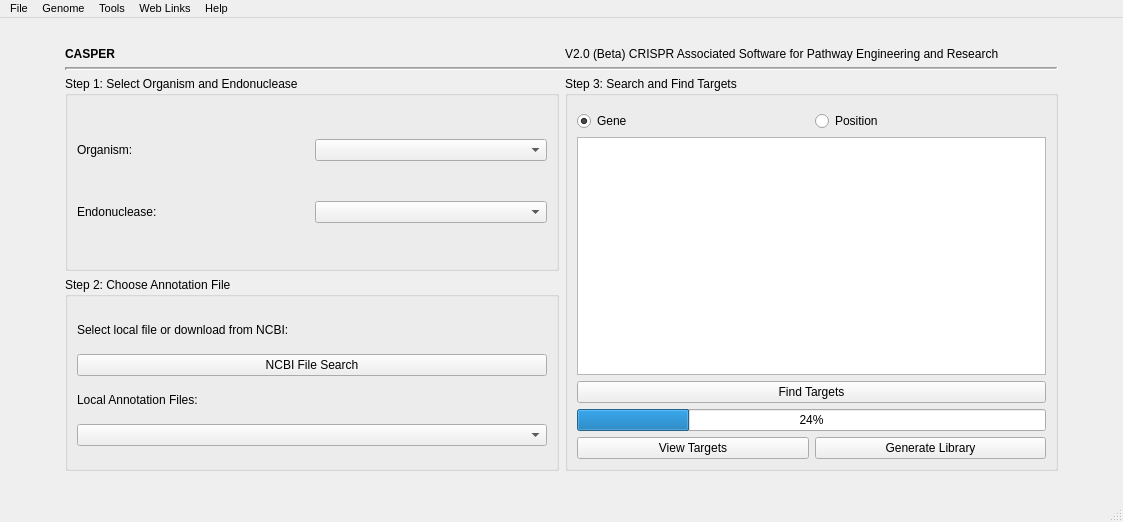
Above: CASPER_main.ui from TrinhLab/CASPERapp before the change. Below: the same form after it.
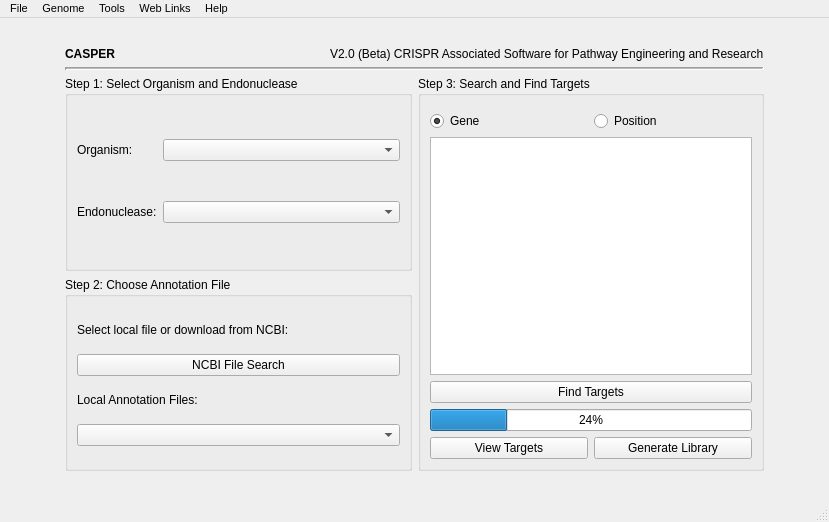
That is the form after the change.

What changed in the file:
```diff
--- a/CASPER_main.ui
+++ b/CASPER_main.ui
@@ -9,7 +9,7 @@
    <rect>
     <x>0</x>
     <y>0</y>
-    <width>1123</width>
+    <width>829</width>
     <height>522</height>
    </rect>
   </property>
@@ -161,6 +161,12 @@
     </item>
     <item row="2" column="1" colspan="2">
      <widget class="Line" name="line">
+      <property name="sizePolicy">
+       <sizepolicy hsizetype="Preferred" vsizetype="Fixed">
+        <horstretch>0</horstretch>
+        <verstretch>0</verstretch>
+       </sizepolicy>
+      </property>
       <property name="maximumSize">
        <size>
         <width>1000000</width>
@@ -263,7 +269,7 @@
             <bool>true</bool>
            </property>
            <property name="sizePolicy">
-            <sizepolicy hsizetype="Preferred" vsizetype="Fixed">
+            <sizepolicy hsizetype="Expanding" vsizetype="Fixed">
              <horstretch>0</horstretch>
              <verstretch>0</verstretch>
             </sizepolicy>
@@ -294,7 +300,7 @@
          <item row="1" column="2">
           <widget class="QComboBox" name="endoChoice">
            <property name="sizePolicy">
-            <sizepolicy hsizetype="Preferred" vsizetype="Fixed">
+            <sizepolicy hsizetype="Expanding" vsizetype="Fixed">
              <horstretch>0</horstretch>
              <verstretch>0</verstretch>
             </sizepolicy>
@@ -528,7 +534,7 @@
       <item row="0" column="1" rowspan="4">
        <widget class="QGroupBox" name="Step3">
         <property name="sizePolicy">
-         <sizepolicy hsizetype="Preferred" vsizetype="Preferred">
+         <sizepolicy hsizetype="Expanding" vsizetype="Preferred">
           <horstretch>0</horstretch>
           <verstretch>0</verstretch>
          </sizepolicy>
@@ -603,7 +609,7 @@
            </property>
            <property name="maximumSize">
             <size>
-             <width>1000</width>
+             <width>16777215</width>
              <height>16777215</height>
             </size>
            </property>
@@ -768,8 +774,8 @@
     <rect>
      <x>0</x>
      <y>0</y>
-     <width>1123</width>
-     <height>20</height>
+     <width>829</width>
+     <height>24</height>
     </rect>
    </property>
    <property name="font">
```
